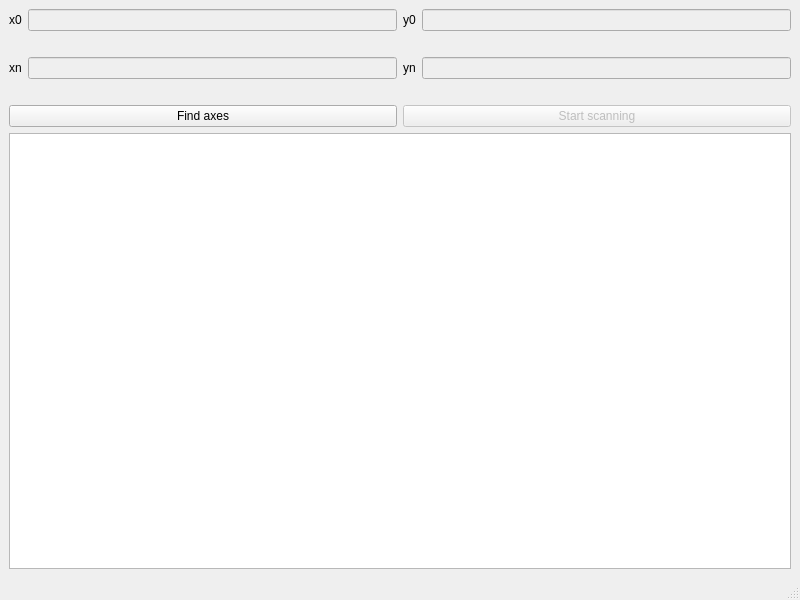
Old version of the form PI/pi.ui in the repository gaporf/diploma-2.
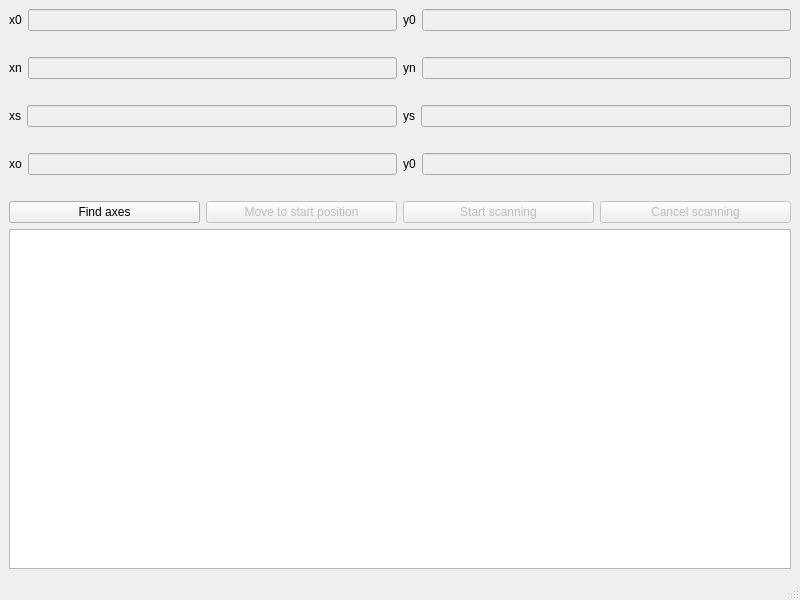
New version of the form.

```diff
--- a/PI/pi.ui
+++ b/PI/pi.ui
@@ -15,27 +15,95 @@
   </property>
   <widget class="QWidget" name="centralwidget">
    <layout class="QGridLayout" name="gridLayout">
-    <item row="5" column="0">
-     <layout class="QHBoxLayout" name="horizontalLayout_3">
+    <item row="7" column="0">
+     <layout class="QHBoxLayout" name="horizontalLayout_8">
       <item>
-       <widget class="QPushButton" name="findAxesButton">
+       <widget class="QLabel" name="label_7">
         <property name="text">
-         <string>Find axes</string>
+         <string>xo</string>
         </property>
        </widget>
       </item>
       <item>
-       <widget class="QPushButton" name="startScanningButton">
+       <widget class="QLineEdit" name="xoLineEdit">
         <property name="enabled">
          <bool>false</bool>
         </property>
+       </widget>
+      </item>
+      <item>
+       <widget class="QLabel" name="label_8">
         <property name="text">
-         <string>Start scanning</string>
+         <string>y0</string>
         </property>
        </widget>
       </item>
+      <item>
+       <widget class="QLineEdit" name="yoLineEdit">
+        <property name="enabled">
+         <bool>false</bool>
+        </property>
+       </widget>
+      </item>
      </layout>
     </item>
+    <item row="1" column="0">
+     <layout class="QHBoxLayout" name="horizontalLayout_4" stretch="0,0">
+      <item>
+       <widget class="QLabel" name="x0Label">
+        <property name="text">
+         <string/>
+        </property>
+       </widget>
+      </item>
+      <item>
+       <widget class="QLabel" name="y0Label">
+        <property name="text">
+         <string/>
+        </property>
+       </widget>
+      </item>
+     </layout>
+    </item>
+    <item row="6" column="0">
+     <layout class="QHBoxLayout" name="horizontalLayout_7">
+      <item>
+       <widget class="QLabel" name="xsLabel">
+        <property name="text">
+         <string/>
+        </property>
+       </widget>
+      </item>
+      <item>
+       <widget class="QLabel" name="ysLabel">
+        <property name="text">
+         <string/>
+        </property>
+       </widget>
+      </item>
+     </layout>
+    </item>
+    <item row="8" column="0">
+     <layout class="QHBoxLayout" name="horizontalLayout_9">
+      <item>
+       <widget class="QLabel" name="xoLabel">
+        <property name="text">
+         <string/>
+        </property>
+       </widget>
+      </item>
+      <item>
+       <widget class="QLabel" name="yoLabel">
+        <property name="text">
+         <string/>
+        </property>
+       </widget>
+      </item>
+     </layout>
+    </item>
+    <item row="14" column="0">
+     <widget class="QTextBrowser" name="logs"/>
+    </item>
     <item row="3" column="0">
      <layout class="QHBoxLayout" name="horizontalLayout_2">
       <item>
@@ -68,8 +136,23 @@
       </item>
      </layout>
     </item>
-    <item row="10" column="0">
-     <widget class="QTextBrowser" name="logs"/>
+    <item row="4" column="0">
+     <layout class="QHBoxLayout" name="horizontalLayout_5">
+      <item>
+       <widget class="QLabel" name="xnLabel">
+        <property name="text">
+         <string/>
+        </property>
+       </widget>
+      </item>
+      <item>
+       <widget class="QLabel" name="ynLabel">
+        <property name="text">
+         <string/>
+        </property>
+       </widget>
+      </item>
+     </layout>
     </item>
     <item row="0" column="0">
      <layout class="QHBoxLayout" name="horizontalLayout">
@@ -103,37 +186,74 @@
       </item>
      </layout>
     </item>
-    <item row="1" column="0">
-     <layout class="QHBoxLayout" name="horizontalLayout_4" stretch="0,0">
+    <item row="5" column="0">
+     <layout class="QHBoxLayout" name="horizontalLayout_6">
       <item>
-       <widget class="QLabel" name="x0Label">
+       <widget class="QLabel" name="label_5">
         <property name="text">
-         <string/>
+         <string>xs</string>
         </property>
        </widget>
       </item>
       <item>
-       <widget class="QLabel" name="y0Label">
+       <widget class="QLineEdit" name="xsLineEdit">
+        <property name="enabled">
+         <bool>false</bool>
+        </property>
+       </widget>
+      </item>
+      <item>
+       <widget class="QLabel" name="label_6">
         <property name="text">
-         <string/>
+         <string>ys</string>
+        </property>
+       </widget>
+      </item>
+      <item>
+       <widget class="QLineEdit" name="ysLineEdit">
+        <property name="enabled">
+         <bool>false</bool>
         </property>
        </widget>
       </item>
      </layout>
     </item>
-    <item row="4" column="0">
-     <layout class="QHBoxLayout" name="horizontalLayout_5">
+    <item row="9" column="0">
+     <layout class="QHBoxLayout" name="horizontalLayout_3">
       <item>
-       <widget class="QLabel" name="xnLabel">
+       <widget class="QPushButton" name="findAxesButton">
         <property name="text">
-         <string/>
+         <string>Find axes</string>
         </property>
        </widget>
       </item>
       <item>
-       <widget class="QLabel" name="ynLabel">
+       <widget class="QPushButton" name="moveToStartPositionButton">
+        <property name="enabled">
+         <bool>false</bool>
+        </property>
         <property name="text">
-         <string/>
+         <string>Move to start position</string>
+        </property>
+       </widget>
+      </item>
+      <item>
+       <widget class="QPushButton" name="startScanningButton">
+        <property name="enabled">
+         <bool>false</bool>
+        </property>
+        <property name="text">
+         <string>Start scanning</string>
+        </property>
+       </widget>
+      </item>
+      <item>
+       <widget class="QPushButton" name="cancelScanningButton">
+        <property name="enabled">
+         <bool>false</bool>
+        </property>
+        <property name="text">
+         <string>Cancel scanning</string>
         </property>
        </widget>
       </item>
```
Left out of the diff: 2 changed lines with no effect on the pictures.
